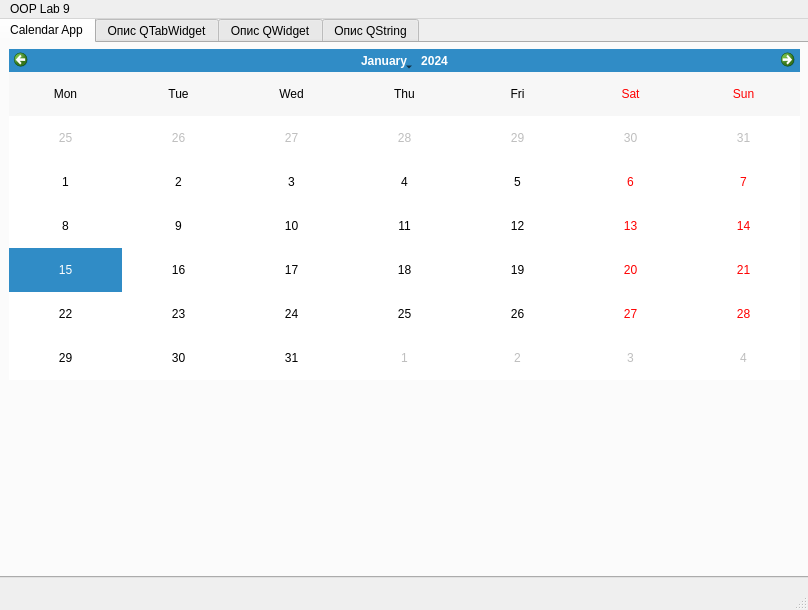
Old version of the form year1-term2/OOP/lb9/calendar_app/mainwindow.ui in the repository seesmof/University-Universytet.
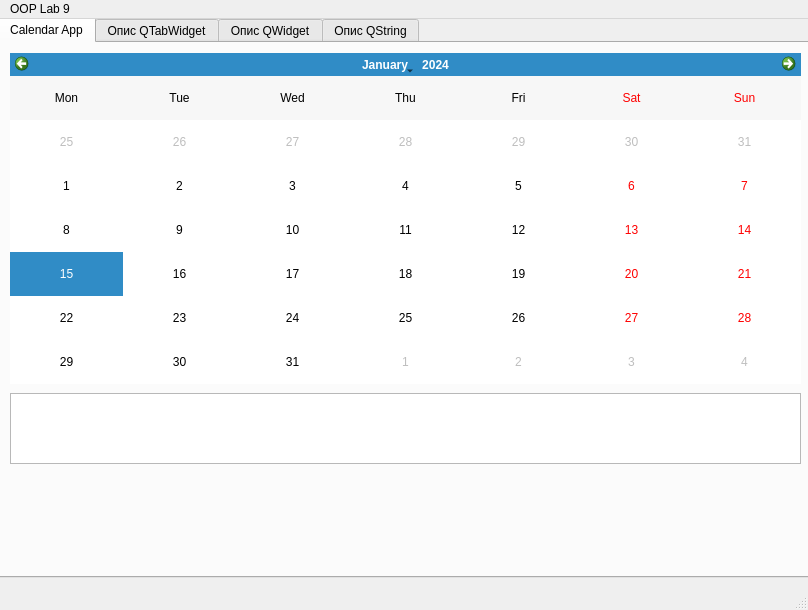
New version of the form.

What changed in the file:
```diff
--- a/year1-term2/OOP/lb9/calendar_app/mainwindow.ui
+++ b/year1-term2/OOP/lb9/calendar_app/mainwindow.ui
@@ -42,8 +42,8 @@
       <widget class="QCalendarWidget" name="calendarWidget">
        <property name="geometry">
         <rect>
-         <x>9</x>
-         <y>6</y>
+         <x>10</x>
+         <y>10</y>
          <width>791</width>
          <height>331</height>
         </rect>
@@ -55,6 +55,16 @@
         <enum>QCalendarWidget::NoVerticalHeader</enum>
        </property>
       </widget>
+      <widget class="QTextEdit" name="textEdit_7">
+       <property name="geometry">
+        <rect>
+         <x>10</x>
+         <y>350</y>
+         <width>791</width>
+         <height>71</height>
+        </rect>
+       </property>
+      </widget>
      </widget>
      <widget class="QWidget" name="tab">
       <attribute name="title">
```
Left out of the diff: 2 changed lines with no effect on the pictures.
